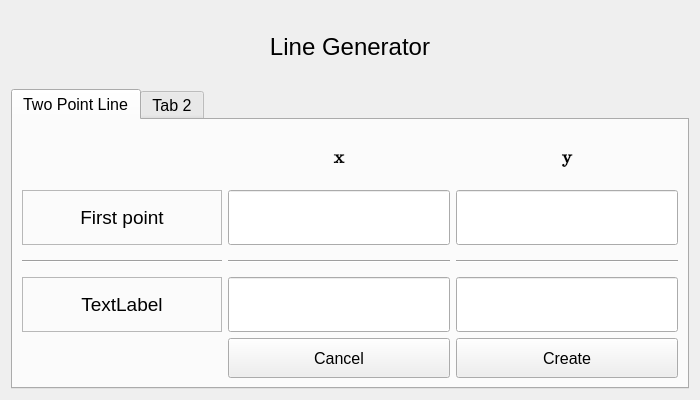
Above: designer/lineGenerator.ui from Fditoro/PlotTool_Grupo5 before the change. Below: the same form after it.
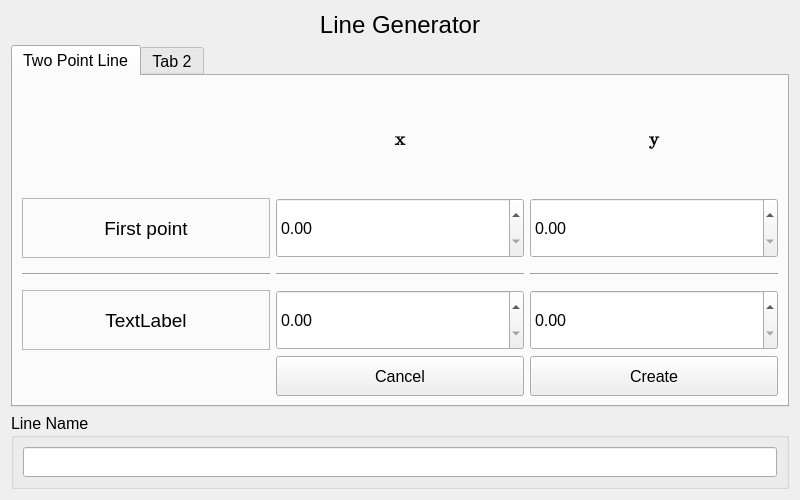
That is the form after the change.

Diff of the .ui file:
```diff
--- a/designer/lineGenerator.ui
+++ b/designer/lineGenerator.ui
@@ -6,20 +6,20 @@
    <rect>
     <x>0</x>
     <y>0</y>
-    <width>700</width>
-    <height>400</height>
+    <width>800</width>
+    <height>500</height>
    </rect>
   </property>
   <property name="minimumSize">
    <size>
     <width>700</width>
-    <height>400</height>
+    <height>500</height>
    </size>
   </property>
   <property name="maximumSize">
    <size>
     <width>800</width>
-    <height>500</height>
+    <height>600</height>
    </size>
   </property>
   <property name="windowTitle">
@@ -46,13 +46,13 @@
      <property name="minimumSize">
       <size>
        <width>0</width>
-       <height>200</height>
+       <height>300</height>
       </size>
      </property>
      <property name="maximumSize">
       <size>
        <width>16777215</width>
-       <height>300</height>
+       <height>400</height>
       </size>
      </property>
      <property name="font">
@@ -115,22 +115,6 @@
          </property>
         </widget>
        </item>
-       <item row="1" column="1">
-        <widget class="QLineEdit" name="firsPointX">
-         <property name="minimumSize">
-          <size>
-           <width>0</width>
-           <height>50</height>
-          </size>
-         </property>
-         <property name="maximumSize">
-          <size>
-           <width>16777215</width>
-           <height>60</height>
-          </size>
-         </property>
-        </widget>
-       </item>
        <item row="0" column="2">
         <widget class="QLabel" name="lineGen_yLabel_2">
          <property name="font">
@@ -167,20 +151,28 @@
          </property>
         </widget>
        </item>
-       <item row="1" column="2">
-        <widget class="QLineEdit" name="firstPointY">
+       <item row="4" column="1">
+        <widget class="QPushButton" name="cancelButton">
          <property name="minimumSize">
           <size>
-           <width>0</width>
-           <height>50</height>
+           <width>90</width>
+           <height>30</height>
           </size>
          </property>
          <property name="maximumSize">
           <size>
            <width>16777215</width>
-           <height>60</height>
+           <height>40</height>
           </size>
          </property>
+         <property name="font">
+          <font>
+           <pointsize>12</pointsize>
+          </font>
+         </property>
+         <property name="text">
+          <string>Cancel</string>
+         </property>
         </widget>
        </item>
        <item row="2" column="1">
@@ -207,22 +199,6 @@
          </property>
         </widget>
        </item>
-       <item row="3" column="1">
-        <widget class="QLineEdit" name="secondPointX">
-         <property name="minimumSize">
-          <size>
-           <width>0</width>
-           <height>50</height>
-          </size>
-         </property>
-         <property name="maximumSize">
-          <size>
-           <width>16777215</width>
-           <height>60</height>
-          </size>
-         </property>
-        </widget>
-       </item>
        <item row="2" column="2">
         <widget class="Line" name="line_6">
          <property name="minimumSize">
@@ -283,22 +259,6 @@
          </property>
         </widget>
        </item>
-       <item row="3" column="2">
-        <widget class="QLineEdit" name="secondPointY">
-         <property name="minimumSize">
-          <size>
-           <width>0</width>
-           <height>50</height>
-          </size>
-         </property>
-         <property name="maximumSize">
-          <size>
-           <width>16777215</width>
-           <height>60</height>
-          </size>
-         </property>
-        </widget>
-       </item>
        <item row="2" column="0">
         <widget class="Line" name="line_4">
          <property name="sizePolicy">
@@ -329,6 +289,38 @@
          </property>
         </widget>
        </item>
+       <item row="1" column="1">
+        <widget class="QDoubleSpinBox" name="firstPointX">
+         <property name="minimumSize">
+          <size>
+           <width>0</width>
+           <height>50</height>
+          </size>
+         </property>
+         <property name="maximumSize">
+          <size>
+           <width>16777215</width>
+           <height>60</height>
+          </size>
+         </property>
+        </widget>
+       </item>
+       <item row="1" column="2">
+        <widget class="QDoubleSpinBox" name="firstPointY">
+         <property name="minimumSize">
+          <size>
+           <width>0</width>
+           <height>50</height>
+          </size>
+         </property>
+         <property name="maximumSize">
+          <size>
+           <width>16777215</width>
+           <height>60</height>
+          </size>
+         </property>
+        </widget>
+       </item>
        <item row="4" column="2">
         <widget class="QPushButton" name="createButton">
          <property name="minimumSize">
@@ -353,27 +345,35 @@
          </property>
         </widget>
        </item>
-       <item row="4" column="1">
-        <widget class="QPushButton" name="cancelButton">
+       <item row="3" column="2">
+        <widget class="QDoubleSpinBox" name="seconPointY">
          <property name="minimumSize">
           <size>
-           <width>90</width>
-           <height>30</height>
+           <width>0</width>
+           <height>50</height>
           </size>
          </property>
          <property name="maximumSize">
           <size>
            <width>16777215</width>
-           <height>40</height>
+           <height>60</height>
           </size>
          </property>
-         <property name="font">
-          <font>
-           <pointsize>12</pointsize>
-          </font>
+        </widget>
+       </item>
+       <item row="3" column="1">
+        <widget class="QDoubleSpinBox" name="secondPointX">
+         <property name="minimumSize">
+          <size>
+           <width>0</width>
+           <height>50</height>
+          </size>
          </property>
-         <property name="text">
-          <string>Cancel</string>
+         <property name="maximumSize">
+          <size>
+           <width>16777215</width>
+           <height>60</height>
+          </size>
          </property>
         </widget>
        </item>
@@ -386,6 +386,36 @@
      </widget>
     </widget>
    </item>
+   <item row="3" column="0" colspan="2">
+    <widget class="QGroupBox" name="groupBox">
+     <property name="font">
+      <font>
+       <pointsize>12</pointsize>
+      </font>
+     </property>
+     <property name="title">
+      <string>Line Name</string>
+     </property>
+     <layout class="QVBoxLayout" name="verticalLayout">
+      <item>
+       <widget class="QLineEdit" name="titleEdit">
+        <property name="minimumSize">
+         <size>
+          <width>0</width>
+          <height>30</height>
+         </size>
+        </property>
+        <property name="maximumSize">
+         <size>
+          <width>16777215</width>
+          <height>40</height>
+         </size>
+        </property>
+       </widget>
+      </item>
+     </layout>
+    </widget>
+   </item>
   </layout>
  </widget>
  <resources/>
```
